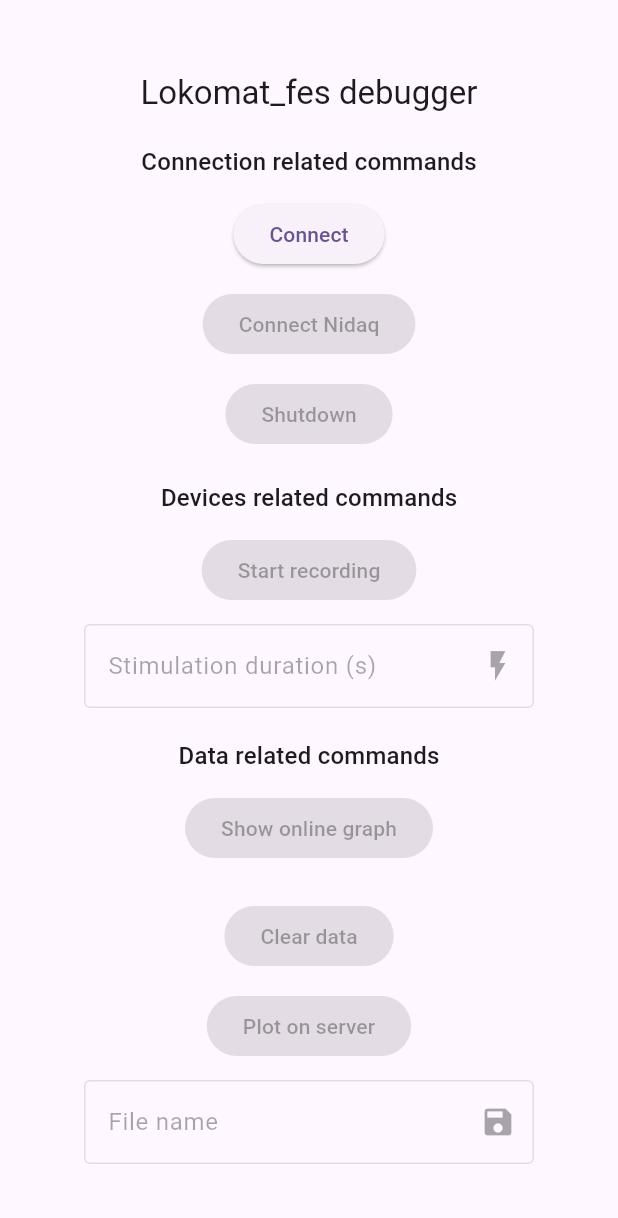
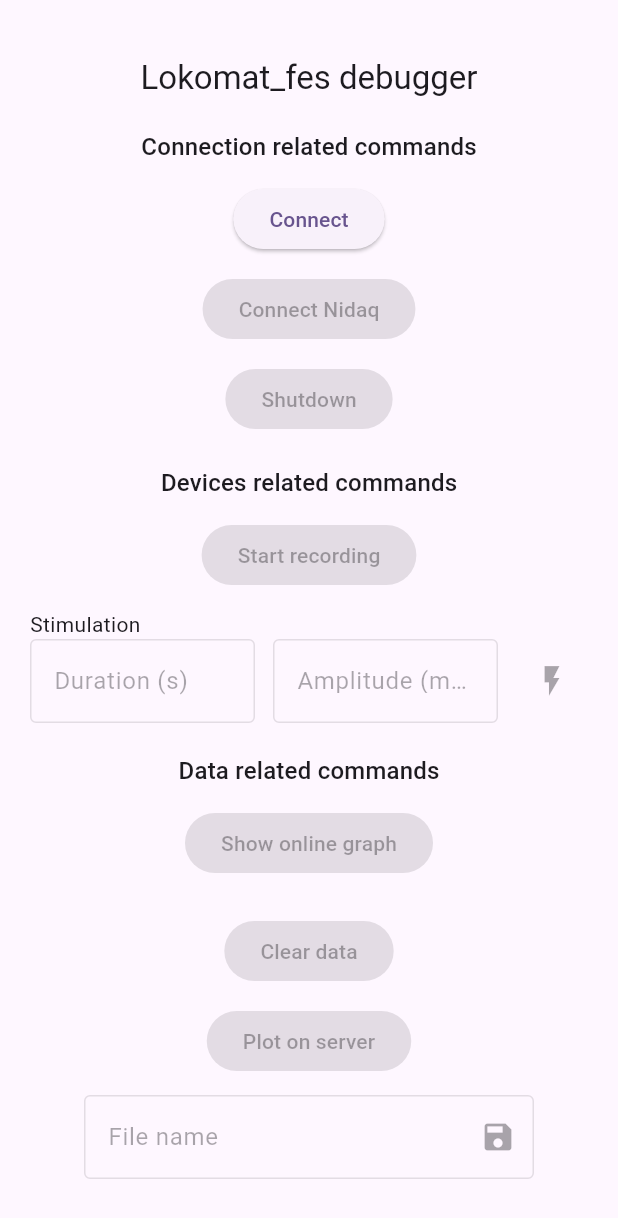
Before and after one commit to pariterre/neurobiomech_software, a Flutter app: the screen it shows after launch, on a phone screen of 412 x 824 dp. Shown: the top 1218 px of the screen. Run offline on Flutter 3.47's test engine with Material 3 defaults, Android fonts, the phone set to English and light mode, and no system bars; our stand-ins replace fl_chart.

Commit message:
Added setting amplitude on client

```diff
--- a/frontend/lib/main.dart
+++ b/frontend/lib/main.dart
@@ -11,7 +11,7 @@ void main() async {
     }
   });
 
-  // TODO: Added a ping-pong test to check if the server is running
+  // TODO: Add the schedule communication (get the available schedules, the selected schedules, set a schedule and unset a schedule)
 
   runApp(const MyApp());
 }
--- a/frontend/lib/screens/debug_screen.dart
+++ b/frontend/lib/screens/debug_screen.dart
@@ -15,7 +15,8 @@ class DebugScreen extends StatefulWidget {
 
 class _DebugScreenState extends State<DebugScreen> {
   final _onlineGraphKey = GlobalKey<_OnlineGraphState>();
-  final _stimulationTextController = TextEditingController();
+  final _stimulationDurationTextController = TextEditingController();
+  final _stimulationAmplitudeTextController = TextEditingController();
   final _saveTextController = TextEditingController();
 
   bool _isBusy = false;
@@ -49,7 +50,8 @@ class _DebugScreenState extends State<DebugScreen> {
   }
 
   void _resetInternalStates() {
-    _stimulationTextController.clear();
+    _stimulationDurationTextController.clear();
+    _stimulationAmplitudeTextController.clear();
     _saveTextController.clear();
 
     setState(() {
@@ -93,24 +95,30 @@ class _DebugScreenState extends State<DebugScreen> {
     setState(() => _isBusy = false);
   }
 
-  Future<void> _stimulate(String durationAsString) async {
+  Future<void> _stimulate(
+      String durationAsString, String amplitudeAsString) async {
     final duration = double.tryParse(durationAsString);
     if (duration == null) return;
+    final parameters = [duration.toString()];
+    String snackbarText = 'Stimulating for $duration seconds';
+
+    final amplitude = double.tryParse(amplitudeAsString);
+    if (amplitude != null) {
+      parameters.add(amplitude.toString());
+      snackbarText += ' with $amplitude mV';
+    } else {
+      snackbarText += ' with default amplitude';
+    }
 
     setState(() => _isBusy = true);
     final connexion = LokomatFesServerInterface.instance;
-    await connexion.send(Command.stimulate, parameters: [duration.toString()]);
+    await connexion.send(Command.stimulate, parameters: parameters);
     setState(() => _isBusy = false);
 
     // Notify the user that the data is being saved
     if (!mounted) return;
-    ScaffoldMessenger.of(context).showSnackBar(
-      SnackBar(
-        content: Text(
-          'Stimulating for $duration seconds...',
-        ),
-      ),
-    );
+    ScaffoldMessenger.of(context)
+        .showSnackBar(SnackBar(content: Text(snackbarText)));
   }
 
   Future<void> _saveData(String path) async {
@@ -153,6 +161,59 @@ class _DebugScreenState extends State<DebugScreen> {
     final connexion = LokomatFesServerInterface.instance;
     await connexion.send(Command.plotData);
     setState(() => _isBusy = false);
+  }
+
+  Widget _buildStimulation() {
+    return Column(
+      crossAxisAlignment: CrossAxisAlignment.start,
+      mainAxisSize: MainAxisSize.min,
+      children: [
+        const Text('Stimulation'),
+        Row(
+          mainAxisSize: MainAxisSize.min,
+          children: [
+            SizedBox(
+              width: 150,
+              child: TextFormField(
+                controller: _stimulationDurationTextController,
+                enabled: canSendOnlineCommand,
+                decoration: const InputDecoration(
+                  labelText: 'Duration (s)',
+                  border: OutlineInputBorder(),
+                ),
+                inputFormatters: [
+                  FilteringTextInputFormatter.allow(RegExp(r'(^\d*\.?\d{0,2})'))
+                ],
+              ),
+            ),
+            const SizedBox(width: 12),
+            SizedBox(
+              width: 150,
+              child: TextFormField(
+                controller: _stimulationAmplitudeTextController,
+                enabled: canSendOnlineCommand,
+                decoration: const InputDecoration(
+                  labelText: 'Amplitude (mV)',
+                  border: OutlineInputBorder(),
+                ),
+                inputFormatters: [
+                  FilteringTextInputFormatter.allow(RegExp(r'(^\d*)'))
+                ],
+              ),
+            ),
+            const SizedBox(width: 12),
+            IconButton(
+                onPressed: canSendOnlineCommand
+                    ? () => _stimulate(
+                          _stimulationDurationTextController.text,
+                          _stimulationAmplitudeTextController.text,
+                        )
+                    : null,
+                icon: const Icon(Icons.flash_on)),
+          ],
+        ),
+      ],
+    );
   }
 
   Widget _buildGraph() {
@@ -224,27 +285,7 @@ class _DebugScreenState extends State<DebugScreen> {
                 ),
               ),
               const SizedBox(height: 12),
-              SizedBox(
-                width: 300,
-                child: TextFormField(
-                  controller: _stimulationTextController,
-                  enabled: canSendOnlineCommand,
-                  decoration: InputDecoration(
-                    suffixIcon: IconButton(
-                        onPressed: canSendOnlineCommand
-                            ? () => _stimulate(_stimulationTextController.text)
-                            : null,
-                        icon: const Icon(Icons.flash_on)),
-                    labelText: 'Stimulation duration (s)',
-                    hintText: 'Enter a duration in seconds',
-                    border: const OutlineInputBorder(),
-                  ),
-                  inputFormatters: [
-                    FilteringTextInputFormatter.allow(
-                        RegExp(r'(^\d*\.?\d{0,2})'))
-                  ],
-                ),
-              ),
+              _buildStimulation(),
               const SizedBox(height: 20),
               Text('Data related commands',
                   style: Theme.of(context).textTheme.titleMedium),
@@ -314,6 +355,8 @@ class _OnlineGraphState extends State<_OnlineGraph> {
     final nidaq = LokomatFesServerInterface.instance.continousData!.nidaq;
     final rehastim = LokomatFesServerInterface.instance.continousData!.rehastim;
 
+    final minTime = nidaq.t.isEmpty ? 0 : nidaq.t.last - 10;
+
     return SizedBox(
       width: 300,
       height: 200,
@@ -322,16 +365,24 @@ class _OnlineGraphState extends State<_OnlineGraph> {
           lineBarsData: [
             LineChartBarData(
                 spots: nidaq.t.asMap().entries.map((index) {
+              if (nidaq.t[index.key] < minTime) return FlSpot.nullSpot;
+
               final t = nidaq.t[index.key] - nidaq.t0;
               final y = nidaq.data[0][index.key];
               return FlSpot(t, y);
             }).toList()),
-            LineChartBarData(
-                spots: rehastim.data.map((data) {
-              final t = data.t - rehastim.t0;
-              final y = data.channels[0].amplitude;
-              return FlSpot(t, y);
-            }).toList())
+            ...rehastim.data.map((data) {
+              if (data.t + data.duration < minTime) return LineChartBarData();
+
+              return LineChartBarData(
+                color: Colors.red,
+                spots: [
+                  FlSpot(data.t - rehastim.t0, data.channels[0].amplitude),
+                  FlSpot(data.t - rehastim.t0 + data.duration,
+                      data.channels[0].amplitude),
+                ],
+              );
+            }).toList(),
           ],
         ),
       ),
```
